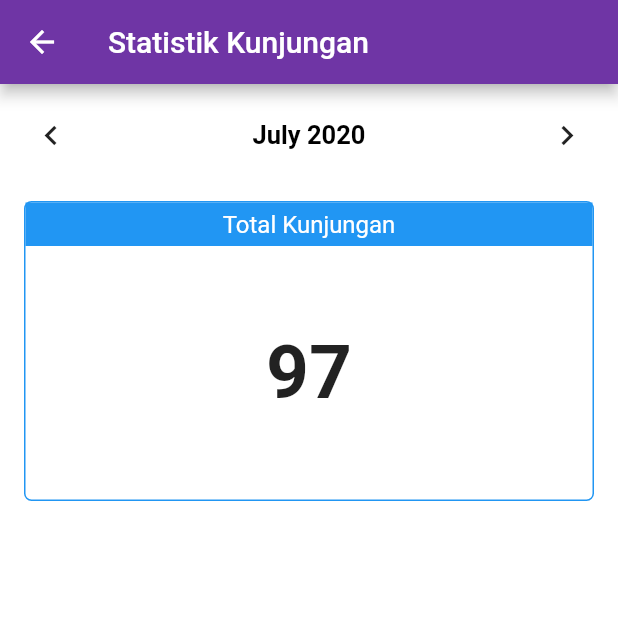
After one commit to Kicky13/mini-crm, a Flutter app: the StatisticScreen screen opened by its route, after a tap on the "chevron left" icon, on a phone screen of 412 x 824 dp, the top half of it. The commit adds this screen. Run offline on Flutter 3.47's test engine with Material 2 defaults, Android fonts, the light colour scheme and no system bars; our stand-ins replace flutter_calendar_carousel, flutter_svg, package_info, shared_preferences; accounts and stored records are empty.

Commit message:
jadwal kunjungan, statistik kunjungan

```diff
--- a/lib/app/my_router.dart
+++ b/lib/app/my_router.dart
@@ -3,7 +3,10 @@ import 'package:minicrm/screen/dashboard/dashboard_screen.dart';
 import 'package:minicrm/screen/login/forgot_password_screen.dart';
 import 'package:minicrm/screen/login/login_screen.dart';
 import 'package:minicrm/screen/change_password/change_password_screen.dart';
+import 'package:minicrm/screen/statistic/statistic_screen.dart';
 import 'dart:core';
+
+import 'package:minicrm/screen/visit_schedule/visit_schedule_screen.dart';
 
 
 String Root = "/";
@@ -11,12 +14,16 @@ String Login = "/login";
 String ForgotPass = "/forgotpass";
 String ChangePass = "/changepass";
 String Dashboard = "/dashboard";
+String VisitSchedule = "/visit_schedule";
+String Statistic = "/statistic";
 
 class MyRouter {
   Map routes = <String, WidgetBuilder>{
     Login : (BuildContext context) => new LoginScreen(),
     ChangePass : (BuildContext context) => new ChangePasswordScreen(),
     Dashboard : (BuildContext context) => new DashboardScreen(),
-    ForgotPass : (BuildContext context) => new ForgotPasswordScreen()
+    ForgotPass : (BuildContext context) => new ForgotPasswordScreen(),
+    VisitSchedule : (BuildContext context) => new VisitScheduleScreen(),
+    Statistic : (BuildContext context) => new StatisticScreen()
   };
 }
--- /dev/null
+++ b/lib/screen/statistic/statistic_screen.dart
@@ -0,0 +1,86 @@
+import 'package:flutter/material.dart';
+import 'package:minicrm/screen/statistic/statistic_screen_model.dart';
+
+class StatisticScreen extends StatefulWidget {
+  @override
+  _StatisticScreenState createState() => _StatisticScreenState();
+}
+
+class _StatisticScreenState extends StatisticScreenModel {
+  @override
+  Widget build(BuildContext context) {
+    return Scaffold(
+      appBar: AppBar(
+        title: Text("Statistik Kunjungan"),
+      ),
+      body: Container(
+          child: Column(
+        children: [
+          Container(
+            padding: EdgeInsets.symmetric(vertical: 10, horizontal: 10),
+            child: Row(
+              crossAxisAlignment: CrossAxisAlignment.center,
+              mainAxisAlignment: MainAxisAlignment.center,
+              children: [
+                IconButton(
+                    icon: Icon(
+                      Icons.chevron_left,
+                      size: 26,
+                    ),
+                    onPressed: () {
+                      prevDate();
+                    }),
+                Expanded(
+                    child: Text(
+                  "$currentMonth $currentYear",
+                  style: TextStyle(
+                      color: Colors.black,
+                      fontSize: 17,
+                      fontWeight: FontWeight.bold),
+                  textAlign: TextAlign.center,
+                )),
+                IconButton(
+                    icon: Icon(
+                      Icons.chevron_right,
+                      size: 26,
+                    ),
+                    onPressed: () {
+                      nextDate();
+                    }),
+              ],
+            ),
+          ),
+          Container(
+            margin: EdgeInsets.symmetric(horizontal: 16, vertical: 10),
+            height: 200,
+            width: double.infinity,
+            child: Column(
+              mainAxisAlignment: MainAxisAlignment.start,
+              crossAxisAlignment: CrossAxisAlignment.center,
+              children: [
+                Container(
+                    padding: EdgeInsets.symmetric(vertical: 5),
+                    width: double.infinity,
+                    color: Colors.blue,
+                    child: Text(
+                      "Total Kunjungan",
+                      style: TextStyle(color: Colors.white, fontSize: 16),
+                      textAlign: TextAlign.center,
+                    )),
+                Expanded(
+                    child: Center(
+                        child: Text(
+                  "97",
+                  style: TextStyle(fontSize: 50, fontWeight: FontWeight.bold),
+                )))
+              ],
+            ),
+            decoration: BoxDecoration(
+                borderRadius: BorderRadius.circular(5),
+                border: Border.all(color: Colors.blue, width: 1)),
+          ),
+        ],
+      )),
+    );
+  }
+}
--- /dev/null
+++ b/lib/screen/statistic/statistic_screen_model.dart
@@ -0,0 +1,36 @@
+import 'package:flutter/material.dart';
+import 'package:intl/intl.dart';
+import 'package:minicrm/screen/statistic/statistic_screen.dart';
+
+abstract class StatisticScreenModel extends State<StatisticScreen> {
+
+  var currentDate = DateTime.now();
+  String currentMonth;
+  String currentYear;
+
+  @override
+  initState(){
+    setDatePicker();
+    super.initState();
+  }
+
+  setDatePicker(){
+    currentMonth = DateFormat("MMMM").format(currentDate);
+    currentYear = currentDate.year.toString();
+  }
+
+  nextDate(){
+    setState(() {
+      currentDate = DateTime(currentDate.year, currentDate.month + 1, currentDate.day);
+      setDatePicker();
+    });
+  }
+
+  prevDate(){
+    setState(() {
+      currentDate = DateTime(currentDate.year, currentDate.month - 1, currentDate.day);
+      setDatePicker();
+    });
+  }
+
+}
--- /dev/null
+++ b/lib/screen/visit_schedule/visit_schedule_screen_model.dart
@@ -0,0 +1,9 @@
+import 'package:flutter/material.dart';
+import 'package:minicrm/screen/visit_schedule/visit_schedule_screen.dart';
+
+abstract class VisitScheduleScreenModel extends State<VisitScheduleScreen> {
+
+  var currentDate = DateTime.now();
+
+
+}
--- a/pubspec.yaml
+++ b/pubspec.yaml
@@ -27,6 +27,7 @@ dependencies:
   shared_preferences: ^0.5.8
   package_info: ^0.4.1
   flutter_calendar_carousel: ^1.4.12
+  intl: ^0.16.1
 
 dev_dependencies:
   flutter_test:
```
Also changed, not shown: lib/screen/dashboard/dashboard_screen.dart (+8 -0 lines), lib/screen/visit_schedule/item/visit_schedule_item_list.dart (added, +138 -0 lines), lib/screen/visit_schedule/visit_schedule_screen.dart (added, +97 -0 lines), assets/images/shop.png (added), pubspec.lock.
